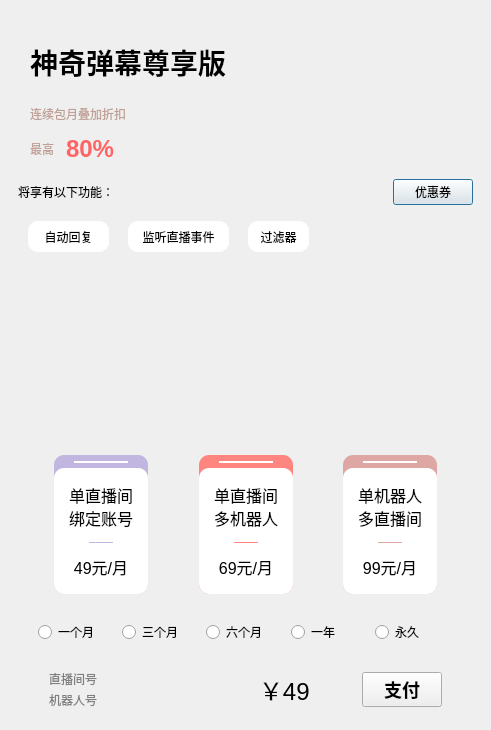
First picture: the form in widgets/buy_vip/buyvipdialog.ui, repository iwxyi/Bilibili-MagicalDanmaku, before the edit.
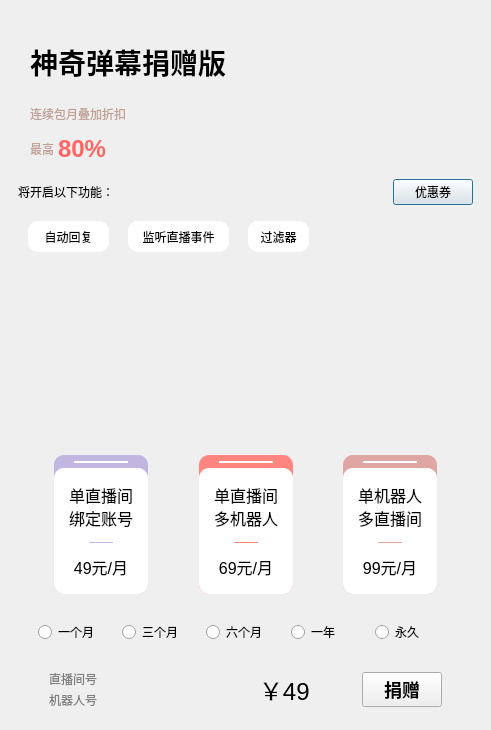
Second picture: the form after the edit. Icons and pictures are not drawn. Custom widgets are drawn as their Qt base class.

Commit message: 尊享版变为捐赠版

```diff
--- a/widgets/buy_vip/buyvipdialog.ui
+++ b/widgets/buy_vip/buyvipdialog.ui
@@ -64,7 +64,7 @@
 font-weight: 700;</string>
          </property>
          <property name="text">
-          <string>神奇弹幕尊享版</string>
+          <string>神奇弹幕捐赠版</string>
          </property>
         </widget>
        </item>
@@ -95,7 +95,10 @@
         </widget>
        </item>
        <item>
-        <layout class="QHBoxLayout" name="horizontalLayout_6" stretch="0,1">
+        <layout class="QHBoxLayout" name="horizontalLayout_6" stretch="0,0,1">
+         <property name="spacing">
+          <number>4</number>
+         </property>
          <property name="topMargin">
           <number>0</number>
          </property>
@@ -127,6 +130,19 @@
            </property>
           </widget>
          </item>
+         <item>
+          <spacer name="horizontalSpacer_9">
+           <property name="orientation">
+            <enum>Qt::Horizontal</enum>
+           </property>
+           <property name="sizeHint" stdset="0">
+            <size>
+             <width>40</width>
+             <height>20</height>
+            </size>
+           </property>
+          </spacer>
+         </item>
         </layout>
        </item>
        <item>
@@ -175,7 +191,7 @@
      <item>
       <widget class="QLabel" name="label_4">
        <property name="text">
-        <string>将享有以下功能：</string>
+        <string>将开启以下功能：</string>
        </property>
       </widget>
      </item>
@@ -1006,7 +1022,7 @@
 font-weight: 500;</string>
        </property>
        <property name="text">
-        <string>支付</string>
+        <string>捐赠</string>
        </property>
       </widget>
      </item>
```
Left out of the diff: 5 changed lines with no effect on the pictures. The commit also changes 1 other file.
